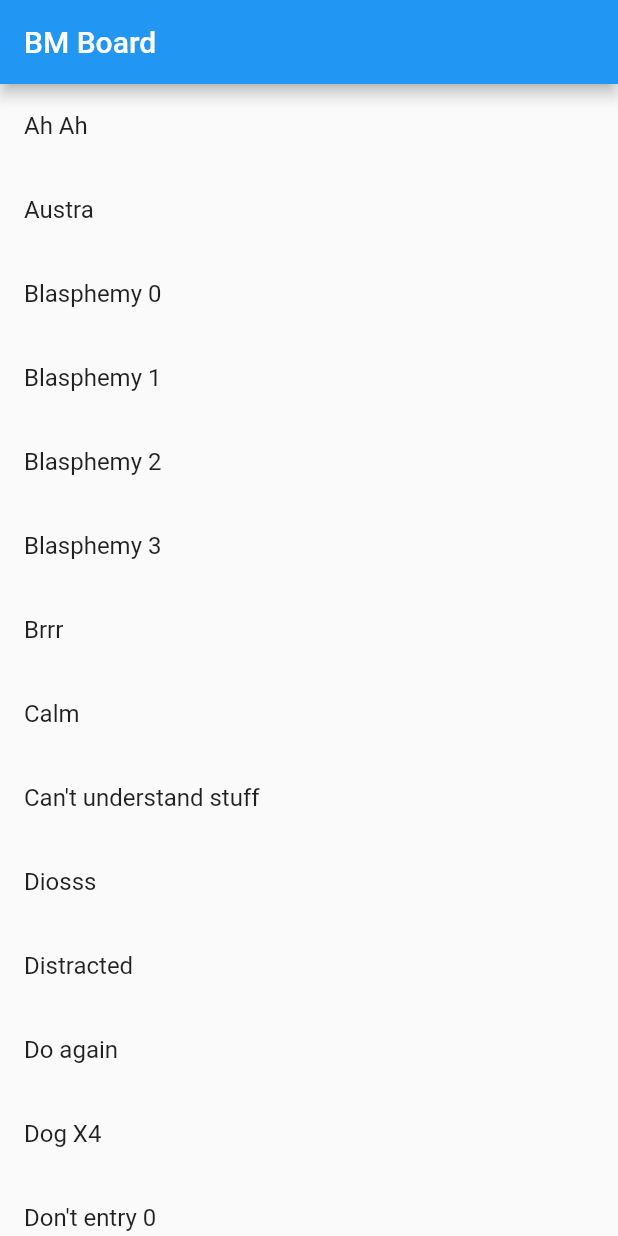
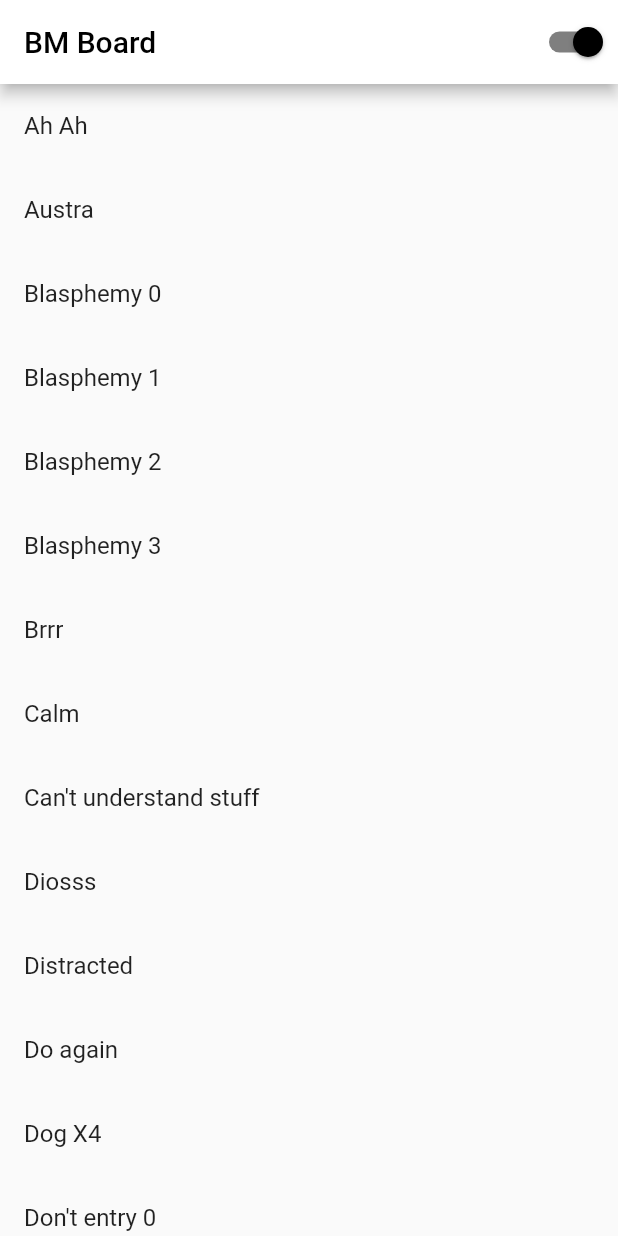
Before and after one commit to BigMoscows/bm_board_flutter, a Flutter app: the screen it shows after launch, on a phone screen of 412 x 824 dp. Run offline on Flutter 3.47's test engine with Material 2 defaults, Android fonts, the phone set to English and light mode, and no system bars; our stand-ins replace audioplayers.

Commit message:
add bloc for handling scaffold safe mode

```diff
--- a/lib/main.dart
+++ b/lib/main.dart
@@ -1,47 +1,29 @@
-import 'package:bm_board/src/blocs/tiles_bloc.dart';
-import 'package:bm_board/src/blocs/tiles_bloc_provider.dart';
-import 'package:bm_board/src/ui/app_theme.dart';
-import 'package:bm_board/src/ui/blasph_list.dart';
+import 'package:bm_board/src/blocs/scaffold_bloc.dart';
+import 'package:bm_board/src/style/app_theme.dart';
+import 'package:bm_board/src/ui/bm_scaffold.dart';
 import 'package:flutter/material.dart';
 
-
 void main() {
-
-  // Initiate services as bloc
-  final tiles = TilesBloc();
-
   // Start the app
-  runApp(MyApp(tiles));
+  runApp(MyApp());
 }
 
 class MyApp extends StatelessWidget {
-
-  final TilesBloc tiles;
-  MyApp(this.tiles);
-
   @override
   Widget build(BuildContext context) {
-    return TilesBlocProvider(
-      tilesBloc: tiles,
-      child: MaterialApp(
-        title: 'Bloc Complex',
-          theme: appTheme,
-        home: MyHomePage(),
-      ),
+    return MaterialApp(
+      title: 'BM Board',
+      theme: appTheme,
+      home: MyHomePage(),
     );
   }
 }
 
 class MyHomePage extends StatelessWidget {
+  final scaffoldBloc = ScaffoldBloc();
+
   @override
   Widget build(BuildContext context) {
-    final tilesProvider = TilesBlocProvider.of(context);
-    tilesProvider.fetchAllBlasph();
-    return Scaffold(
-      appBar: AppBar(
-        title: Text('BM Board'),
-      ),
-      body: BlasphList(),
-    );
+    return BMScaffold();
   }
 }
--- /dev/null
+++ b/lib/src/blocs/scaffold_bloc.dart
@@ -0,0 +1,35 @@
+import 'dart:async';
+
+import 'package:bm_board/src/models/scaffold_status.dart';
+import 'package:bm_board/src/style/app_style.dart';
+
+class ScaffoldBloc {
+
+  final _scaffoldStatusController = StreamController<ScaffoldStatus>();
+  final _changeStatusController = StreamController<bool>();
+
+  Stream<ScaffoldStatus> get scaffoldStatus => _scaffoldStatusController.stream;
+  Sink<bool> get isSafeMode => _changeStatusController.sink;
+
+  void dispose() {
+    _scaffoldStatusController.close();
+    _changeStatusController.close();
+  }
+
+  ScaffoldBloc() {
+    _changeStatusController.stream.listen(_handleStatus);
+  }
+
+  void _handleStatus(bool isSafe) {
+
+    ScaffoldStatus scaffoldStatus;
+    if (isSafe) {
+      scaffoldStatus = ScaffoldStatus(true, AppStyle.safe_mode_status_color);
+    } else {
+      scaffoldStatus = ScaffoldStatus(false, AppStyle.pro_mode_status_color);
+    }
+
+    _scaffoldStatusController.add(scaffoldStatus);
+  }
+
+}
--- /dev/null
+++ b/lib/src/blocs/scaffold_bloc_provider.dart
@@ -0,0 +1,28 @@
+import 'package:bm_board/src/blocs/scaffold_bloc.dart';
+import 'package:flutter/widgets.dart';
+
+///
+/// Used to pass the reference down the tree
+///
+class ScaffoldBlocProvider extends InheritedWidget {
+
+  final ScaffoldBloc scaffoldBloc;
+
+  ScaffoldBlocProvider({
+    Key key,
+    ScaffoldBloc scaffoldBloc,
+    Widget child,
+}) : scaffoldBloc = scaffoldBloc ?? ScaffoldBloc(),
+  super(key: key, child: child);
+
+  ///
+  /// If returns true, updates all the depends elements
+  ///
+  @override
+  bool updateShouldNotify(InheritedWidget oldWidget) => true;
+
+  static ScaffoldBloc of(BuildContext context) =>
+      (context.inheritFromWidgetOfExactType(ScaffoldBlocProvider)
+      as ScaffoldBlocProvider)
+      .scaffoldBloc;
+}
--- a/lib/src/blocs/tiles_bloc.dart
+++ b/lib/src/blocs/tiles_bloc.dart
@@ -15,7 +15,7 @@ class TilesBloc {
     _blasphController.add(bmList);
   }
 
-  dispose() {
+  void dispose() {
     _blasphController.close();
   }
 }
--- a/lib/src/blocs/tiles_bloc_provider.dart
+++ b/lib/src/blocs/tiles_bloc_provider.dart
@@ -1,7 +1,6 @@
 import 'package:bm_board/src/blocs/tiles_bloc.dart';
 import 'package:flutter/widgets.dart';
 
-// Used to pass down the reference down the tree
 class TilesBlocProvider extends InheritedWidget {
   final TilesBloc tilesBloc;
 
--- /dev/null
+++ b/lib/src/models/scaffold_status.dart
@@ -0,0 +1,13 @@
+import 'package:bm_board/src/style/app_style.dart';
+import 'package:flutter/material.dart';
+
+class ScaffoldStatus {
+  bool isSafeMode;
+  Color toolbarColor;
+
+  ScaffoldStatus(this.isSafeMode, this.toolbarColor);
+
+  static ScaffoldStatus empty() {
+    return ScaffoldStatus(true, AppStyle.safe_mode_status_color);
+  }
+}
--- /dev/null
+++ b/lib/src/style/app_style.dart
@@ -0,0 +1,8 @@
+import 'package:flutter/material.dart';
+
+class AppStyle {
+  static const pro_mode_status_color = Colors.red;
+  static const safe_mode_status_color = Colors.white;
+  static const pro_mode_text_color = Colors.white;
+  static const safe_mode_text_color = Colors.black;
+}
--- a/lib/src/ui/blasph_list.dart
+++ b/lib/src/ui/blasph_list.dart
@@ -1,18 +1,22 @@
+import 'package:bm_board/src/blocs/tiles_bloc.dart';
 import 'package:bm_board/src/blocs/tiles_bloc_provider.dart';
 import 'package:bm_board/src/models/bm.dart';
-import 'package:bm_board/src/ui/bm_tile.dart';
 import 'package:flutter/material.dart';
 
 class BlasphList extends StatelessWidget {
   @override
   Widget build(BuildContext context) {
-    final tilesBloc = TilesBlocProvider.of(context);
+    final tilesBloc = TilesBloc();
 
-    return StreamBuilder<List<BM>>(
-      // TODO: provide from BLOC
-      initialData: List<BM>(),
-      stream: tilesBloc.blasphStream,
-      builder: _buildBody,
+    tilesBloc.fetchAllBlasph();
+
+    return TilesBlocProvider(
+      tilesBloc: tilesBloc,
+      child: StreamBuilder<List<BM>>(
+          // TODO: provide from BLOC
+          initialData: List<BM>(),
+          stream: tilesBloc.blasphStream,
+          builder: _buildBody),
     );
   }
 
--- /dev/null
+++ b/lib/src/ui/bm_scaffold.dart
@@ -0,0 +1,50 @@
+import 'package:bm_board/src/blocs/scaffold_bloc.dart';
+import 'package:bm_board/src/blocs/scaffold_bloc_provider.dart';
+import 'package:bm_board/src/models/scaffold_status.dart';
+import 'package:bm_board/src/style/app_style.dart';
+import 'package:bm_board/src/ui/blasph_list.dart';
+import 'package:flutter/material.dart';
+
+class BMScaffold extends StatelessWidget {
+  final scaffoldBloc = ScaffoldBloc();
+
+  @override
+  Widget build(BuildContext context) {
+    return ScaffoldBlocProvider(
+      scaffoldBloc: scaffoldBloc,
+      child: StreamBuilder(
+        initialData: ScaffoldStatus.empty(),
+        stream: scaffoldBloc.scaffoldStatus,
+        builder: _buildBody,
+      ),
+    );
+  }
+
+  Widget _buildBody(
+      BuildContext context, AsyncSnapshot<ScaffoldStatus> snapshot) {
+    bool _safeMode = snapshot.data.isSafeMode;
+    Color _toolbarColor = snapshot.data.toolbarColor;
+
+    return Scaffold(
+      appBar: AppBar(
+        title: Text(
+          "BM Board",
+          style: TextStyle(
+              color: _safeMode
+                  ? AppStyle.safe_mode_text_color
+                  : AppStyle.pro_mode_text_color),
+        ),
+        backgroundColor: _toolbarColor,
+        actions: <Widget>[
+          Switch(
+              value: _safeMode,
+              activeColor: Colors.black,
+              onChanged: (bool value) {
+                scaffoldBloc.isSafeMode.add(value);
+              }),
+        ],
+      ),
+      body: BlasphList(),
+    );
+  }
+}
```
Also changed, not shown: lib/src/style/app_theme.dart (renamed from lib/src/ui/app_theme.dart).
